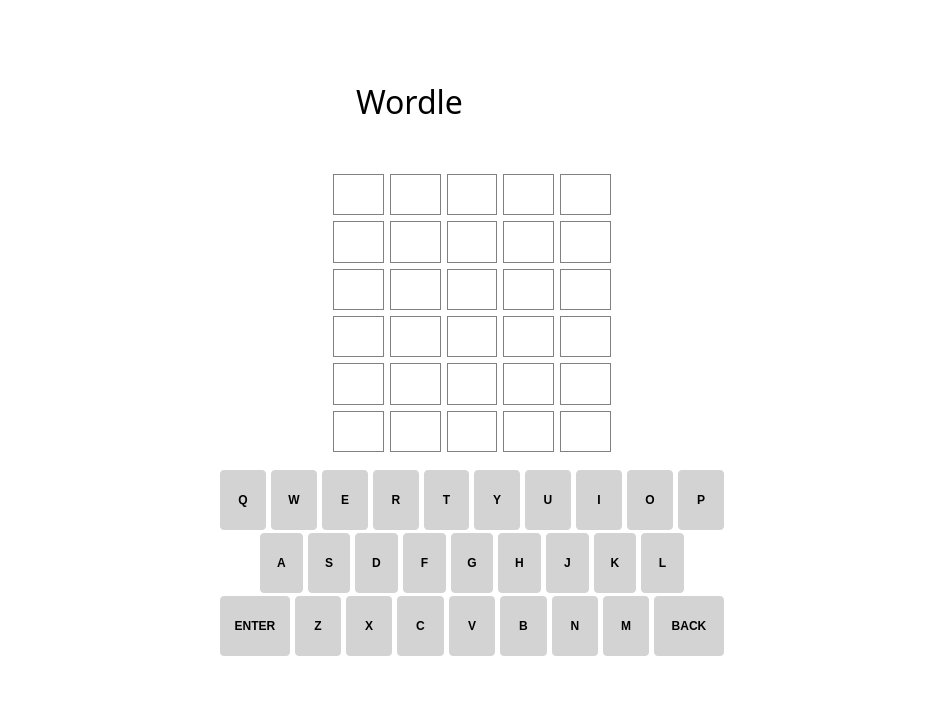
Qt form mainwindow.ui (darkestsoul99/wordle-qt) before a commit.
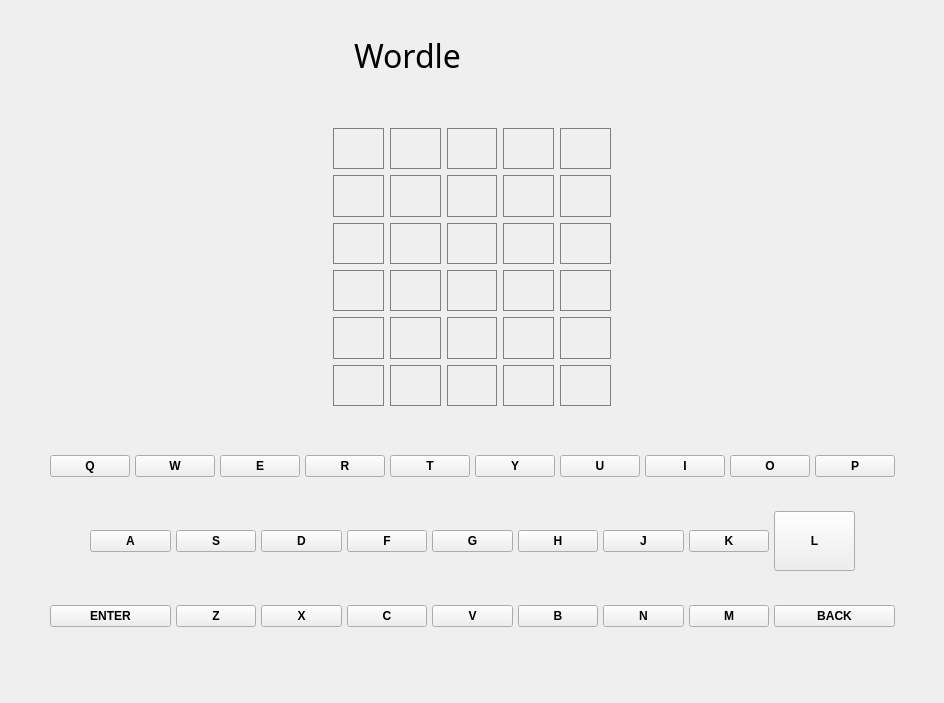
The same form after that commit. The open tabs and pages were chosen to show the change. Icons and pictures are not drawn.

Commit message: TASK: Settings darkMode, keyboardOnly and highContrast implementation SOLUTION: Implemented functionality of the switch buttons.

Patch:
```diff
--- a/mainwindow.ui
+++ b/mainwindow.ui
@@ -14,16 +14,210 @@
    <string>Wordle</string>
   </property>
   <property name="styleSheet">
-   <string notr="true">QMainWindow {
-	background-color: #fff;
-}</string>
+   <string notr="true"/>
   </property>
   <property name="animated">
    <bool>false</bool>
   </property>
   <widget class="QWidget" name="centralWidget">
+   <property name="styleSheet">
+    <string notr="true">#centralWidget[darkMode=false] {
+	background-color: #fff;
+}
+
+#centralWidget[darkMode=true] {
+	background-color: #000;
+}
+
+#centralWidget[darkMode=false] #playWidget{
+	background-color: #fff;
+}
+
+#centralWidget[darkMode=true] #playWidget {
+	background-color: #000;
+}
+
+#centralWidget[darkMode=false] QWidget {
+	background-color: #fff;
+}
+
+#centralWidget[darkMode=true] QWidget {
+	background-color: #000;
+}
+
+#centralWidget[darkMode=false] #helpButton {
+	image: url(:/img/svg/help-blue-line-button.svg);
+}
+
+#centralWidget[darkMode=false] #helpButton::pressed {
+	image: url(:/img/svg/help-blue-button.svg);
+}
+
+#centralWidget[darkMode=true] #helpButton {
+	image: url(:/img/svg/help-white-line-button.svg);
+}
+
+#centralWidget[darkMode=true] #helpButton::pressed {
+	image: url(:/img/svg/help-blue-line-button.svg);
+}
+
+#centralWidget[darkMode=false] #settingsButton{
+	image: url(:/img/svg/settings-blue-button.svg);
+}
+
+#centralWidget[darkMode=false] #settingsButton::pressed{
+	image: url(:/img/svg/settings-white-button.svg);
+}
+
+#centralWidget[darkMode=true] #settingsButton{
+	image: url(:/img/svg/settings-white-button-full.svg);
+}
+
+#centralWidget[darkMode=true] #settingsButton::pressed{
+	image: url(:/img/svg/settings-white-button.svg);
+}
+
+#centralWidget[darkMode=false] #exitButton{
+	image: url(:/img/svg/dark-close-button.svg);
+}
+
+#centralWidget[darkMode=false] #exitButton::pressed{
+	image: url(:/img/svg/dark-inner-white-close-button.svg);
+}
+
+#centralWidget[darkMode=true] #exitButton{
+	image: url(:/img/svg/white-grey-close-button.svg);
+}
+
+#centralWidget[darkMode=true] #exitButton::pressed{
+	image: url(:/img/svg/grey-blue-close-button.svg);
+}
+
+#centralWidget[darkMode=false] #wordleBarLogo {
+	color: #000;
+}
+
+#centralWidget[darkMode=true] #wordleBarLogo {
+	color: #fff;
+}
+
+#centralWidget[darkMode=false] #keyboardWidget QPushButton {
+    font-size: 1.25em;
+    font-weight: bold;
+	font-style: &quot;NYTFranklinCW&quot;;
+    border: 0;
+    padding: 0;
+    margin: 0 6px 0 0;
+    height: 58px;
+    border-radius: 4px;
+    text-transform: uppercase;
+	color: #000;
+	background-color: #d3d3d3;
+	min-height: 60px;
+}
+
+#centralWidget[darkMode=false] #keyboardWidget QPushButton::hover {
+	color:#fff;
+	background-color: 	#5A5A5A;
+}
+
+#centralWidget[darkMode=false] #keyboardWidget QPushButton::pressed {
+	color:#000;
+	background-color: #fff;
+}
+
+#centralWidget[darkMode=false] #keyboardWidget QWidget {
+	margin: 0;
+	padding: 0;
+}
+
+#centralWidget[darkMode=true] #keyboardWidget QPushButton {
+    font-size: 1.25em;
+    font-weight: bold;
+	font-style: &quot;NYTFranklinCW&quot;;
+    border: 0;
+    padding: 0;
+    margin: 0 6px 0 0;
+    height: 58px;
+    border-radius: 4px;
+    text-transform: uppercase;
+	color: #fff;
+	background-color: rgb(46, 52, 54);
+	min-height: 60px;
+}
+
+#centralWidget[darkMode=true] #keyboardWidget QPushButton::hover {
+	color:#000;
+	background-color: 	#5A5A5A;
+}
+
+#centralWidget[darkMode=true] #keyboardWidget QPushButton::pressed {
+	color:#fff;
+	background-color: #000;
+}
+
+#centralWidget[darkMode=true] #keyboardWidget QWidget {
+	margin: 0;
+	padding: 0;
+}
+
+#centralWidget[darkMode=false] #wordleLabel {
+font-weight: bold;
+margin-bottom: 12px;
+font-size: 36px;
+font: 50px &quot;KarnakPro-CondensedBlack&quot;;
+	color: #000;
+}
+
+#centralWidget[darkMode=true] #wordleLabel {
+font-weight: bold;
+margin-bottom: 12px;
+font-size: 36px;
+font: 50px &quot;KarnakPro-CondensedBlack&quot;;
+	color: #fff;
+}
+
+#centralWidget[darkMode=false] #descriptionLabel{
+	color: #000;
+}
+
+#centralWidget[darkMode=true] #descriptionLabel {
+	color: #fff;
+}
+
+#centralWidget[darkMode=false] #copyrightLabel{
+	color: #000;
+}
+
+#centralWidget[darkMode=true] #copyrightLabel {
+	color: #fff;
+}
+
+#centralWidget[darkMode=false] #wordsWidget QLabel{
+	color: #000;
+	border: 2px solid; 
+	border-color: #d3d3d3; 
+	font-size: 1.6rem; 
+	font-weight: 700; 
+	padding-top: 1px; 
+	qproperty-alignment: AlignCenter; 
+}
+
+#centralWidget[darkMode=true] #wordsWidget QLabel{
+	color: #fff;
+	border: 2px solid; 
+	border-color: #d3d3d3; 
+	font-size: 1.6rem; 
+	font-weight: 700; 
+	padding-top: 1px; 
+	qproperty-alignment: AlignCenter; 
+}</string>
+   </property>
+   <property name="darkMode" stdset="0">
+    <bool>false</bool>
+   </property>
    <layout class="QGridLayout" name="gridLayout">
-    <item row="1" column="0">
+    <item row="0" column="0">
      <widget class="QStackedWidget" name="stackedWidget">
       <property name="font">
        <font>
@@ -305,10 +499,20 @@
               </font>
              </property>
              <property name="styleSheet">
-              <string notr="true">font: 75 24pt &quot;NYTKarnak&quot;;
+              <string notr="true">#wordleBarLogo[darkMode=false] {
+font: 75 24pt &quot;NYTKarnak&quot;;
 left: 0;
 right: 0;
-position: relative;</string>
+position: relative;
+}
+
+#wordleBarLogo[darkMode=true] {
+font: 75 24pt &quot;NYTKarnak&quot;;
+left: 0;
+right: 0;
+position: relative;
+color: #fff;
+} </string>
              </property>
              <property name="text">
               <string>Wordle</string>
@@ -331,14 +535,14 @@
              </property>
              <property name="minimumSize">
               <size>
-               <width>35</width>
-               <height>35</height>
+               <width>40</width>
+               <height>40</height>
               </size>
              </property>
              <property name="maximumSize">
               <size>
-               <width>35</width>
-               <height>35</height>
+               <width>40</width>
+               <height>40</height>
               </size>
              </property>
              <property name="styleSheet">
@@ -400,17 +604,7 @@
               </size>
              </property>
              <property name="styleSheet">
-              <string notr="true">#exitButton {
-	image: url(:/img/svg/close-circle-svgrepo-com.svg);
-border: none;
-margin: 0;
-padding: 0;
-}
-
-#exitButton::pressed {
-	image: url(:/img/svg/close-circle-svgrepo-com (1).svg);
-}
-</string>
+              <string notr="true"/>
              </property>
              <property name="text">
               <string/>
@@ -481,14 +675,10 @@
                    </size>
                   </property>
                   <property name="styleSheet">
-                   <string notr="true">QLabel {
-	border: 2px solid;
-	border-color: #d3d3d3;
-	font-size: 1.6rem;
-	font-weight: 700;
-	padding-top: 1px;
-	qproperty-alignment: AlignCenter;
-}</string>
+                   <string notr="true"/>
+                  </property>
+                  <property name="highContrastMode" stdset="0">
+                   <bool>false</bool>
                   </property>
                   <layout class="QGridLayout" name="gridLayout_4" columnstretch="0,0,0,0,0,0">
                    <item row="3" column="3">
@@ -863,35 +1053,7 @@
                  </size>
                 </property>
                 <property name="styleSheet">
-                 <string notr="true">QPushButton {
-    font-size: 1.25em;
-    font-weight: bold;
-	font-style: &quot;NYTFranklinCW&quot;;
-    border: 0;
-    padding: 0;
-    margin: 0 6px 0 0;
-    height: 58px;
-    border-radius: 4px;
-    text-transform: uppercase;
-	color: #000;
-	background-color: #d3d3d3;
-	min-height: 60px;
-}
-
-QPushButton::hover {
-	color:#fff;
-	background-color: 	#5A5A5A;
-}
-
-QPushButton::pressed {
-	color:#000;
-	background-color: #fff;
-}
-
-QWidget {
-	margin: 0;
-	padding: 0;
-}</string>
+                 <string notr="true"/>
                 </property>
                 <layout class="QVBoxLayout" name="verticalLayout_3">
                  <property name="spacing">
```
Left out of the diff: 428 changed lines with no effect on the pictures. The commit also changes 42 other files.
